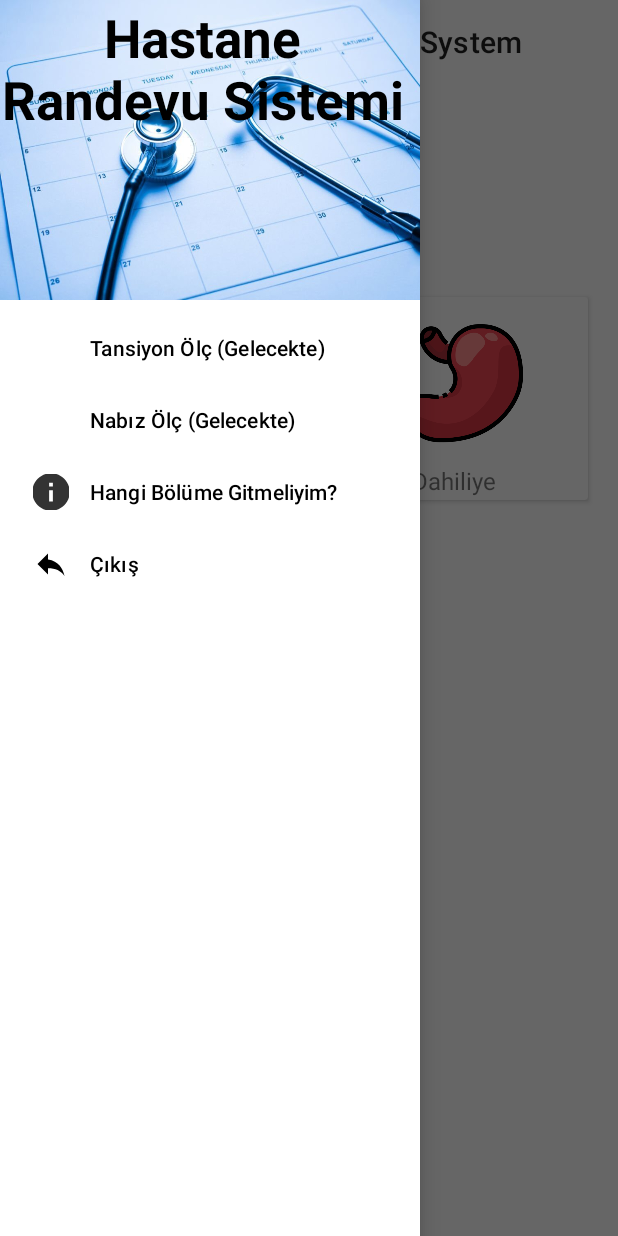
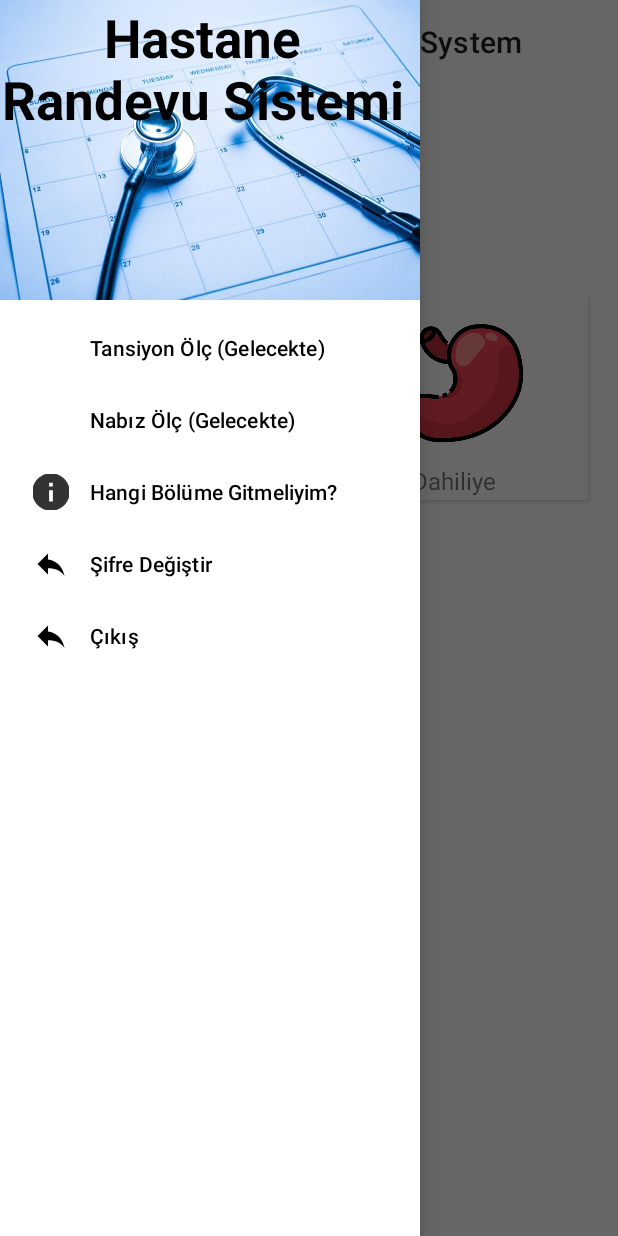
Before and after one commit to cagrionder/Hospital-Management-System, an Android app: the MenuActivity screen opened directly, with no data from a screen before it, with the side drawer open, on a phone screen of 412 x 824 dp. Run offline under Robolectric (Android 15) with nearby library versions, the phone set to English and light mode, and no system bars.

Commit message:
v1.8 added change password added 1nadvki kgation menu bar added filter system

```diff
--- a/app/src/main/java/com/example/firebasekayit/EntRegEx.java
+++ b/app/src/main/java/com/example/firebasekayit/EntRegEx.java
@@ -6,7 +6,7 @@ import java.util.regex.Pattern;
 public class EntRegEx {
     private String result;
     private int temp1;
-    final private String[] array = {"bas, kulak, burun"};
+    final private String[] array = {"pihti, damar, kalp"};
     public void calculate(String[] compiler){
         for(String input : compiler){
             Pattern pattern = Pattern.compile(input, Pattern.CASE_INSENSITIVE);
@@ -19,7 +19,7 @@ public class EntRegEx {
             }
         }
         if(temp1 >= 2){
-            result = "KBB ye görünün";
+            result = "Kardiyoloji ye görünün";
         }
         else{
             result = "";
--- a/app/src/main/java/com/example/firebasekayit/HospitalModel.java
+++ b/app/src/main/java/com/example/firebasekayit/HospitalModel.java
@@ -6,7 +6,6 @@ public class HospitalModel {
     String imageDoctor;
     String hospitalName;
     String departmentName;
-    //bla bla
 
 
     public HospitalModel() {
--- a/app/src/main/java/com/example/firebasekayit/LoginActivity.java
+++ b/app/src/main/java/com/example/firebasekayit/LoginActivity.java
@@ -24,7 +24,8 @@ public class LoginActivity extends AppCompatActivity {
     ImageView img;
     EditText tcNo, sifre;
     Button kaydet, uyeOl;
-    String stringTc, stringSifre;
+    public static String stringTc;
+    String stringSifre;
 
     @Override
     protected void onCreate(Bundle savedInstanceState) {
--- a/app/src/main/java/com/example/firebasekayit/Main.java
+++ b/app/src/main/java/com/example/firebasekayit/Main.java
@@ -17,11 +17,14 @@ import java.util.List;
 public class Main extends AppCompatActivity {
     RecyclerView recyclerView;
     RecycleAdapter adapter;
+    String keyDepartment;
     List<HospitalModel> hospitalModelList;
     @Override
     protected void onCreate(Bundle savedInstanceState) {
         super.onCreate(savedInstanceState);
         setContentView(R.layout.activity_main_);
+        keyDepartment = getIntent().getStringExtra("keyName");
+        System.out.println(keyDepartment);
         hospitalModelList = new ArrayList<>();
         recyclerView = findViewById(R.id.recyclerview);
         recyclerView.setLayoutManager(new LinearLayoutManager(this));
@@ -29,7 +32,7 @@ public class Main extends AppCompatActivity {
 
         FirebaseRecyclerOptions<HospitalModel> options =
                 new FirebaseRecyclerOptions.Builder<HospitalModel>()
-                        .setQuery(FirebaseDatabase.getInstance().getReference().child("Dataset"), HospitalModel.class)
+                        .setQuery(FirebaseDatabase.getInstance().getReference().child("Dataset").orderByChild("departmentName").equalTo(keyDepartment), HospitalModel.class)
                         .build();
         adapter = new RecycleAdapter(options);
         recyclerView.setAdapter(adapter);
--- a/app/src/main/java/com/example/firebasekayit/MenuActivity.java
+++ b/app/src/main/java/com/example/firebasekayit/MenuActivity.java
@@ -12,6 +12,7 @@ import android.content.Intent;
 import android.os.Bundle;
 import android.view.MenuItem;
 import android.view.View;
+import android.widget.ImageView;
 
 import com.google.android.material.navigation.NavigationView;
 
@@ -19,10 +20,12 @@ import java.net.InetSocketAddress;
 
 public class MenuActivity extends AppCompatActivity implements NavigationView.OnNavigationItemSelectedListener {
 
+    ImageView kardiyoloji, dahiliye;
     DrawerLayout drawerLayout;
     NavigationView navigationView;
     Toolbar toolbar;
-
+    String kardText = "kard";
+    String dahiText = "dahi";
 
     @Override
     protected void onCreate(Bundle savedInstanceState) {
@@ -32,6 +35,8 @@ public class MenuActivity extends AppCompatActivity implements NavigationView.On
         drawerLayout = findViewById(R.id.drawer_layout);
         navigationView = findViewById(R.id.nav_view);
         toolbar = findViewById(R.id.toolbar);
+        kardiyoloji = findViewById(R.id.imageKardi);
+        dahiliye = findViewById(R.id.imageDahiliye);
 
         setSupportActionBar(toolbar);
 
@@ -40,6 +45,18 @@ public class MenuActivity extends AppCompatActivity implements NavigationView.On
         drawerLayout.addDrawerListener(toggle);
         toggle.syncState();
         navigationView.setNavigationItemSelectedListener(this);
+
+        kardiyoloji.setOnClickListener(view ->{
+            Intent intentMainK = new Intent(MenuActivity.this, Main.class);
+            intentMainK.putExtra("keyName", kardText);
+            startActivity(intentMainK);
+            //no no ??veri göndermeli put extra fln o mu
+        });
+        dahiliye.setOnClickListener(view ->{
+            Intent intentMainD = new Intent(MenuActivity.this, Main.class);
+            intentMainD.putExtra("keyName", dahiText);
+            startActivity(intentMainD);
+        });
 
     }
 
@@ -60,9 +77,11 @@ public class MenuActivity extends AppCompatActivity implements NavigationView.On
                 startActivity(new Intent(MenuActivity.this, WhichDepartment.class));
                 break;
             case R.id.nav_exit:
-                //android studi oçıkış kodunu bulup geliyorum
-                finish();//okey/good tam sıfırlamıyor a
+                finish();
                 break;
+            case R.id.nav_change:
+                System.out.println("aaasasas");
+                startActivity(new Intent(MenuActivity.this, ChangePasswordActivity.class));
 
         }
 
--- a/app/src/main/res/layout/activity_menu.xml
+++ b/app/src/main/res/layout/activity_menu.xml
@@ -66,7 +66,7 @@
                     android:id="@+id/textView"
                     android:layout_width="wrap_content"
                     android:layout_height="wrap_content"
-                    android:layout_below="@id/imageView2"
+                    android:layout_below="@id/imageKardi"
                     android:layout_alignParentStart="true"
                     android:layout_alignParentTop="true"
                     android:layout_centerHorizontal="true"
@@ -76,7 +76,7 @@
                     android:textSize="16sp" />
 
                 <ImageView
-                    android:id="@+id/imageView2"
+                    android:id="@+id/imageKardi"
                     android:layout_width="90dp"
                     android:layout_height="90dp"
                     android:layout_alignParentTop="true"
@@ -98,7 +98,7 @@
                 android:layout_height="match_parent">
 
                 <ImageView
-                    android:id="@+id/imageView3"
+                    android:id="@+id/imageDahiliye"
                     android:layout_width="90dp"
                     android:layout_height="90dp"
                     android:layout_centerHorizontal="true"
@@ -109,7 +109,7 @@
                     android:id="@+id/textView2"
                     android:layout_width="wrap_content"
                     android:layout_height="wrap_content"
-                    android:layout_below="@id/imageView3"
+                    android:layout_below="@id/imageDahiliye"
                     android:layout_alignParentTop="true"
                     android:layout_alignParentEnd="true"
                     android:layout_marginTop="111dp"
--- a/app/src/main/res/menu/main_menu.xml
+++ b/app/src/main/res/menu/main_menu.xml
@@ -14,9 +14,15 @@
             android:title="Hangi Bölüme Gitmeliyim?"
             android:icon="@drawable/info"/>
 
+    </group>
+    <group android:checkableBehavior="single">
+
+        <item
+            android:id="@+id/nav_change"
+            android:title="Şifre Değiştir"
+            android:icon="@drawable/logout_icon"/>
 
     </group>
-
     <group android:checkableBehavior="single">
 
         <item
```
Also changed, not shown: app/src/main/AndroidManifest.xml (+6 -5 lines), app/src/main/java/com/example/firebasekayit/ChangePasswordActivity.java (added, +61 -0 lines), app/src/main/res/layout/activity_change_password.xml (added, +73 -0 lines), app/src/main/res/layout/activity_which_department.xml (+6 -1 lines).
